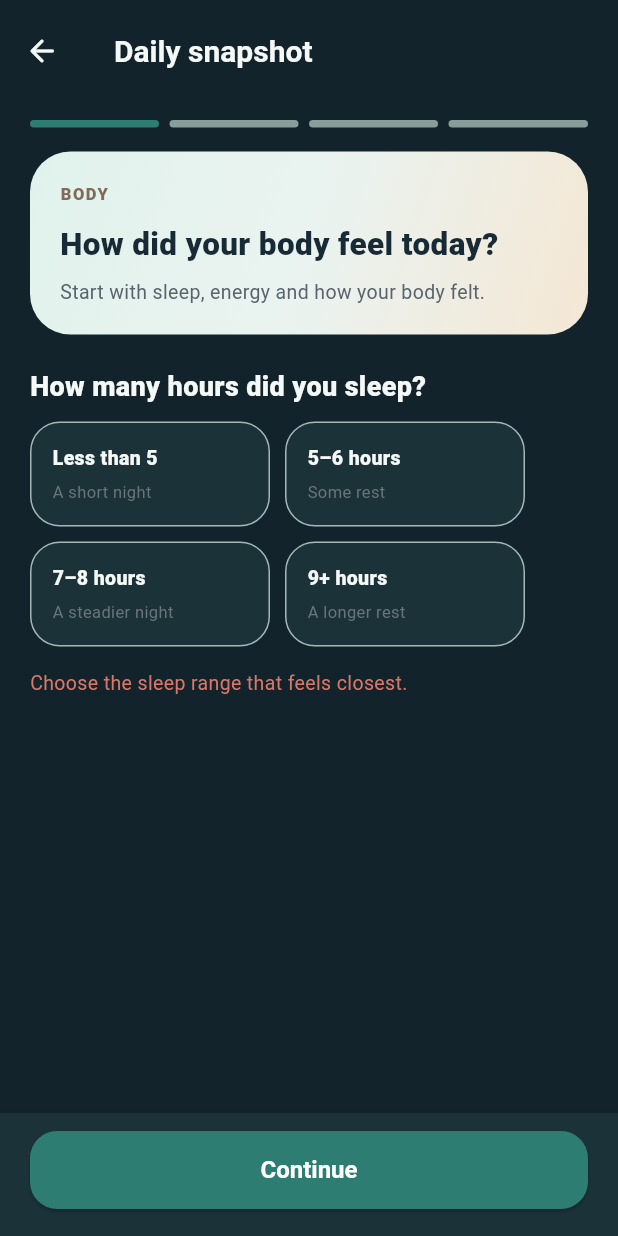
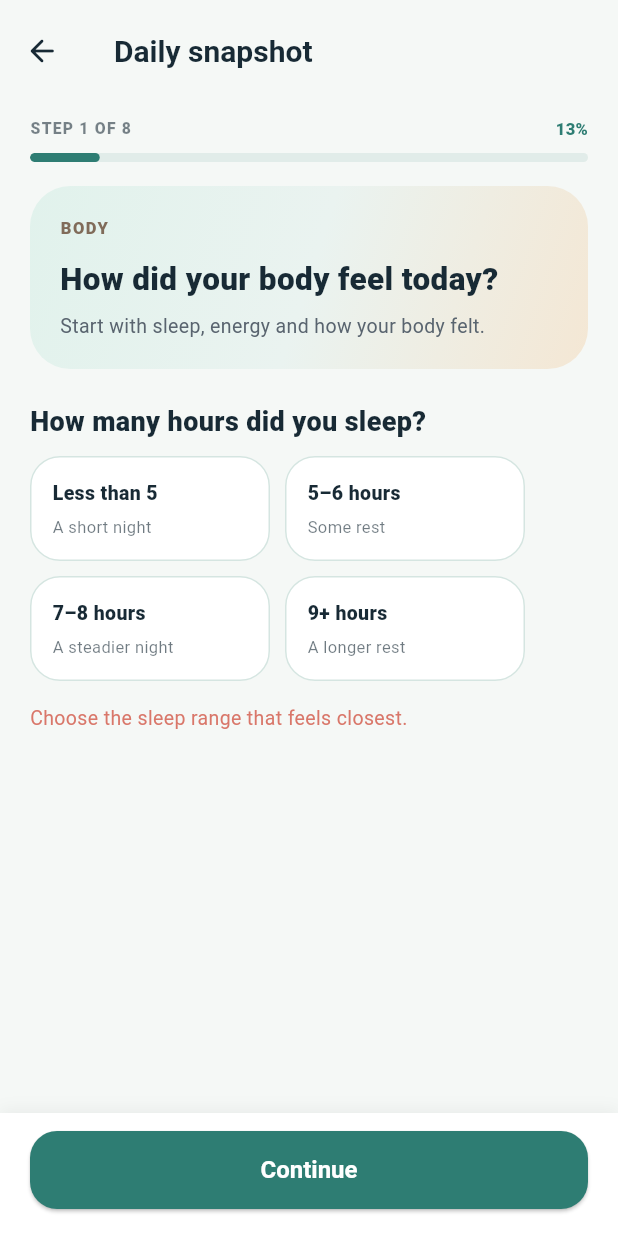
Before and after one commit to Tor3x-Coder/mindmate, a Flutter app: the WellnessAssessmentScreen screen opened directly, after a tap on "Continue", on a phone screen of 412 x 824 dp. Run offline on Flutter 3.47's test engine with Material 3 defaults, Android fonts, the phone set to English and light mode, and no system bars; our stand-ins replace cloud_firestore, firebase_auth, firebase_core, just_audio, shared_preferences; missing offline and left inert: model_viewer_plus; accounts and stored records are empty; Roboto replaces fonts that are missing (Poppins).

Commit message:
Wellness: fix light default and snapshot progress
Co-authored-by: arena-agent <297053741+arena-agent@users.noreply.github.com>

```diff
--- a/lib/screens/wellness/wellness_assessment_screen.dart
+++ b/lib/screens/wellness/wellness_assessment_screen.dart
@@ -66,13 +66,20 @@ class _WellnessAssessmentScreenState extends State<WellnessAssessmentScreen> {
     'Extremely',
   ];
 
-  @override
-  void dispose() {
-    super.dispose();
-  }
+  static const int _totalProgressUnits = 8;
 
   _StressQuestion get _currentQuestion =>
       _stressQuestions[_stressQuestionIndex];
+
+  int get _currentProgressUnit {
+    if (_currentStep == 0) return 1;
+    if (_currentStep == 1) return 2 + _stressQuestionIndex;
+    if (_currentStep == 2) return 7;
+    return 8;
+  }
+
+  double get _overallProgress =>
+      _currentProgressUnit / _totalProgressUnits;
 
   bool get _routineComplete =>
       _exercised != null &&
@@ -290,33 +297,74 @@ class _WellnessAssessmentScreenState extends State<WellnessAssessmentScreen> {
   }
 
   Widget _buildProgressHeader() {
+    final theme = Theme.of(context);
+
     return Padding(
-      padding: const EdgeInsets.fromLTRB(20, 12, 20, 0),
-      child: Row(
-        children: List.generate(4, (index) {
-          final active = index <= _currentStep;
-          return Expanded(
-            child: Container(
-              height: 5,
-              margin: EdgeInsets.only(right: index == 3 ? 0 : 7),
-              decoration: BoxDecoration(
-                color: active
-                    ? AppTheme.primary
-                    : AppTheme.surfaceBorder.withValues(alpha: 0.65),
-                borderRadius: BorderRadius.circular(4),
+      padding: const EdgeInsets.fromLTRB(20, 10, 20, 0),
+      child: Column(
+        children: [
+          Row(
+            children: [
+              Text(
+                'STEP $_currentProgressUnit OF $_totalProgressUnits',
+                style: TextStyle(
+                  color: theme.colorScheme.onSurface.withValues(alpha: 0.58),
+                  fontSize: 10.5,
+                  fontWeight: FontWeight.w800,
+                  letterSpacing: 0.8,
+                ),
               ),
-            ),
-          );
-        }),
+              const Spacer(),
+              Text(
+                '${(_overallProgress * 100).round()}%',
+                style: const TextStyle(
+                  color: AppTheme.primary,
+                  fontSize: 11,
+                  fontWeight: FontWeight.w800,
+                ),
+              ),
+            ],
+          ),
+          const SizedBox(height: 8),
+          LayoutBuilder(
+            builder: (context, constraints) {
+              return Container(
+                height: 6,
+                alignment: Alignment.centerLeft,
+                decoration: BoxDecoration(
+                  color: theme.dividerColor.withValues(alpha: 0.45),
+                  borderRadius: BorderRadius.circular(8),
+                ),
+                clipBehavior: Clip.antiAlias,
+                child: AnimatedContainer(
+                  duration: const Duration(milliseconds: 320),
+                  curve: Curves.easeOutCubic,
+                  width: constraints.maxWidth * _overallProgress,
+                  decoration: BoxDecoration(
+                    color: AppTheme.primary,
+                    borderRadius: BorderRadius.circular(8),
+                  ),
+                ),
+              );
+            },
+          ),
+        ],
       ),
     );
   }
 
   Widget _buildStepHero() {
+    final theme = Theme.of(context);
+    final isDark = theme.brightness == Brightness.dark;
+    final titleColor = isDark ? AppTheme.textOnDark : AppTheme.textDark;
+    final supportingColor = isDark
+        ? AppTheme.textOnDark.withValues(alpha: 0.72)
+        : const Color(0xFF59646F);
+
     return Container(
       padding: const EdgeInsets.all(20),
       decoration: BoxDecoration(
-        gradient: AppTheme.heroGradientLight,
+        gradient: AppTheme.heroGradientFor(theme.brightness),
         borderRadius: BorderRadius.circular(27),
       ),
       child: Column(
@@ -324,8 +372,8 @@ class _WellnessAssessmentScreenState extends State<WellnessAssessmentScreen> {
         children: [
           Text(
             _stepEyebrow,
-            style: const TextStyle(
-              color: Color(0xFF806B59),
+            style: TextStyle(
+              color: isDark ? AppTheme.seaGlass : const Color(0xFF806B59),
               fontSize: 11,
               fontWeight: FontWeight.w800,
               letterSpacing: 1,
@@ -334,8 +382,8 @@ class _WellnessAssessmentScreenState extends State<WellnessAssessmentScreen> {
           const SizedBox(height: 11),
           Text(
             _stepTitle,
-            style: const TextStyle(
-              color: AppTheme.textDark,
+            style: TextStyle(
+              color: titleColor,
               fontSize: 21,
               fontWeight: FontWeight.w800,
             ),
@@ -343,8 +391,8 @@ class _WellnessAssessmentScreenState extends State<WellnessAssessmentScreen> {
           const SizedBox(height: 7),
           Text(
             _stepSubtitle,
-            style: const TextStyle(
-              color: Color(0xFF59646F),
+            style: TextStyle(
+              color: supportingColor,
               fontSize: 13,
               height: 1.4,
             ),
@@ -399,6 +447,7 @@ class _WellnessAssessmentScreenState extends State<WellnessAssessmentScreen> {
 
   Widget _buildStressStep() {
     final selected = _stressAnswers[_currentQuestion.id];
+    final theme = Theme.of(context);
 
     return Column(
       crossAxisAlignment: CrossAxisAlignment.start,
@@ -416,9 +465,24 @@ class _WellnessAssessmentScreenState extends State<WellnessAssessmentScreen> {
             return ChoiceChip(
               label: Text(_stressLabels[index]),
               selected: isSelected,
-              selectedColor: AppTheme.primary.withValues(alpha: 0.18),
+              backgroundColor: theme.colorScheme.surface,
+              selectedColor: AppTheme.primary.withValues(alpha: 0.14),
+              side: BorderSide(
+                color: isSelected
+                    ? AppTheme.primary.withValues(alpha: 0.48)
+                    : theme.dividerColor.withValues(alpha: 0.68),
+              ),
+              shape: RoundedRectangleBorder(
+                borderRadius: BorderRadius.circular(15),
+              ),
+              labelPadding: const EdgeInsets.symmetric(
+                horizontal: 10,
+                vertical: 3,
+              ),
               labelStyle: TextStyle(
-                color: isSelected ? AppTheme.primary : AppTheme.textDark,
+                color: isSelected
+                    ? AppTheme.primary
+                    : theme.colorScheme.onSurface,
                 fontWeight: isSelected ? FontWeight.w700 : FontWeight.w500,
               ),
               showCheckmark: false,
@@ -584,8 +648,11 @@ class _ChoiceCard extends StatelessWidget {
             const SizedBox(height: 5),
             Text(
               subtitle,
-              style: const TextStyle(
-                color: AppTheme.textLight,
+              style: TextStyle(
+                color: Theme.of(context)
+                    .colorScheme
+                    .onSurface
+                    .withValues(alpha: 0.62),
                 fontSize: 11,
               ),
             ),
@@ -682,7 +749,9 @@ class _YesNoButton extends StatelessWidget {
         child: Text(
           label,
           style: TextStyle(
-            color: selected ? AppTheme.primary : AppTheme.textDark,
+            color: selected
+                ? AppTheme.primary
+                : Theme.of(context).colorScheme.onSurface,
             fontWeight: selected ? FontWeight.w800 : FontWeight.w500,
           ),
         ),
@@ -712,7 +781,15 @@ class _ReviewRow extends StatelessWidget {
       child: Row(
         mainAxisAlignment: MainAxisAlignment.spaceBetween,
         children: [
-          Text(label, style: const TextStyle(color: AppTheme.textLight)),
+          Text(
+            label,
+            style: TextStyle(
+              color: Theme.of(context)
+                  .colorScheme
+                  .onSurface
+                  .withValues(alpha: 0.62),
+            ),
+          ),
           Text(value, style: const TextStyle(fontWeight: FontWeight.w700)),
         ],
       ),
```
Also changed, not shown: lib/screens/wellness/wellness_result_screen.dart (+15 -8 lines), lib/services/app_settings_controller.dart (+5 -5 lines), 4 other files.
